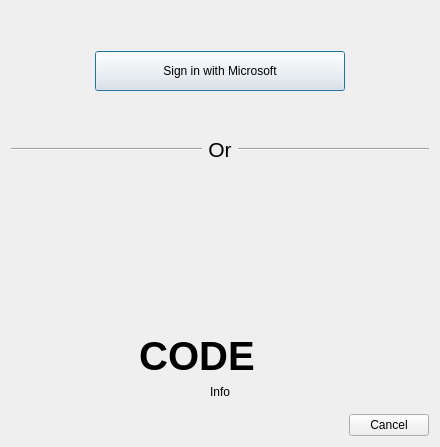
The window that launcher/ui/dialogs/MSALoginDialog.ui (eds35016/TruckLauncher) describes before a commit, drawn with Qt 5.
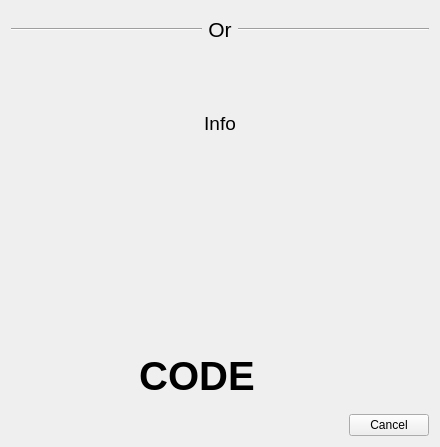
The same window after the commit. Icons and pictures are not drawn.

Patch:
```diff
--- a/launcher/ui/dialogs/MSALoginDialog.ui
+++ b/launcher/ui/dialogs/MSALoginDialog.ui
@@ -22,6 +22,15 @@
   <layout class="QVBoxLayout" name="verticalLayout_6">
    <item>
     <widget class="QStackedWidget" name="stackedWidget2">
+     <property name="visible">
+      <bool>false</bool>
+     </property>
+     <property name="maximumSize">
+      <size>
+       <width>16777215</width>
+       <height>0</height>
+      </size>
+     </property>
      <property name="currentIndex">
       <number>1</number>
      </property>
@@ -254,7 +263,31 @@
       </layout>
      </widget>
      <widget class="QWidget" name="mpPage">
-      <layout class="QVBoxLayout" name="verticalLayout_2" stretch="0,0,0">
+      <layout class="QVBoxLayout" name="verticalLayout_2" stretch="0,0,0,0">
+       <item>
+        <widget class="QLabel" name="qrMessage">
+         <property name="font">
+          <font>
+           <pointsize>14</pointsize>
+          </font>
+         </property>
+         <property name="text">
+          <string>Info</string>
+         </property>
+         <property name="alignment">
+          <set>Qt::AlignCenter</set>
+         </property>
+         <property name="wordWrap">
+          <bool>true</bool>
+         </property>
+         <property name="openExternalLinks">
+          <bool>true</bool>
+         </property>
+         <property name="textInteractionFlags">
+          <set>Qt::TextBrowserInteraction</set>
+         </property>
+        </widget>
+       </item>
        <item>
         <layout class="QHBoxLayout" name="horizontalLayout">
          <item>
@@ -392,25 +425,6 @@
          </item>
         </layout>
        </item>
-       <item>
-        <widget class="QLabel" name="qrMessage">
-         <property name="text">
-          <string>Info</string>
-         </property>
-         <property name="alignment">
-          <set>Qt::AlignCenter</set>
-         </property>
-         <property name="wordWrap">
-          <bool>true</bool>
-         </property>
-         <property name="openExternalLinks">
-          <bool>true</bool>
-         </property>
-         <property name="textInteractionFlags">
-          <set>Qt::TextBrowserInteraction</set>
-         </property>
-        </widget>
-       </item>
       </layout>
      </widget>
     </widget>
```
Left out of the diff: 9 changed lines with no effect on the pictures.
